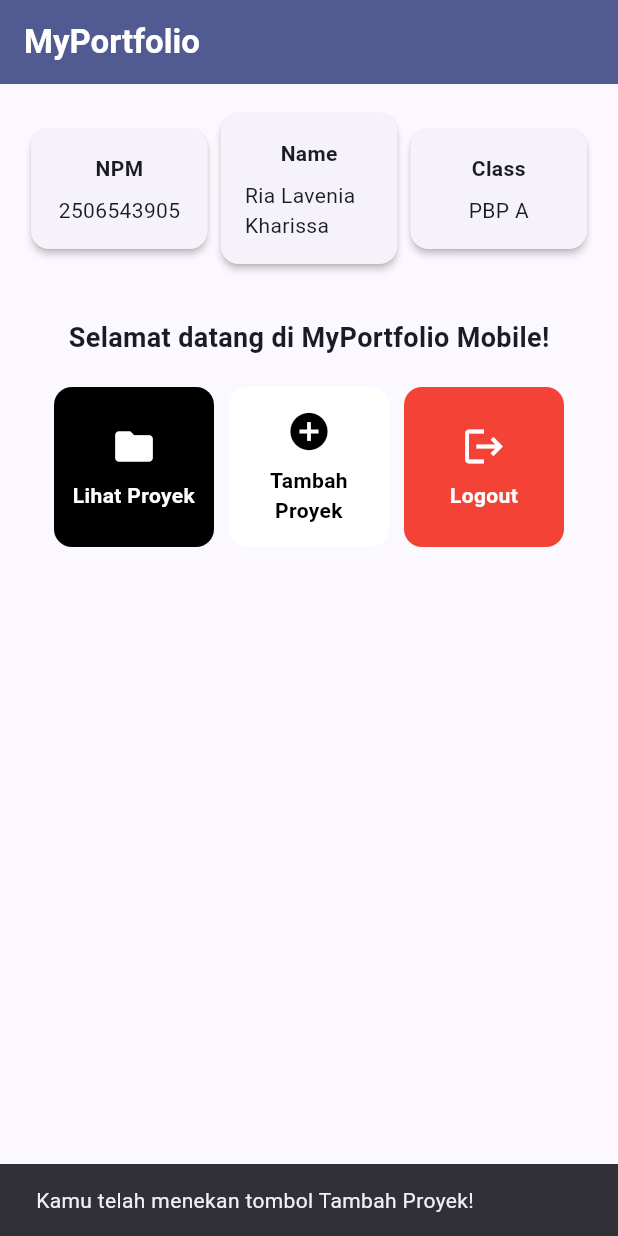
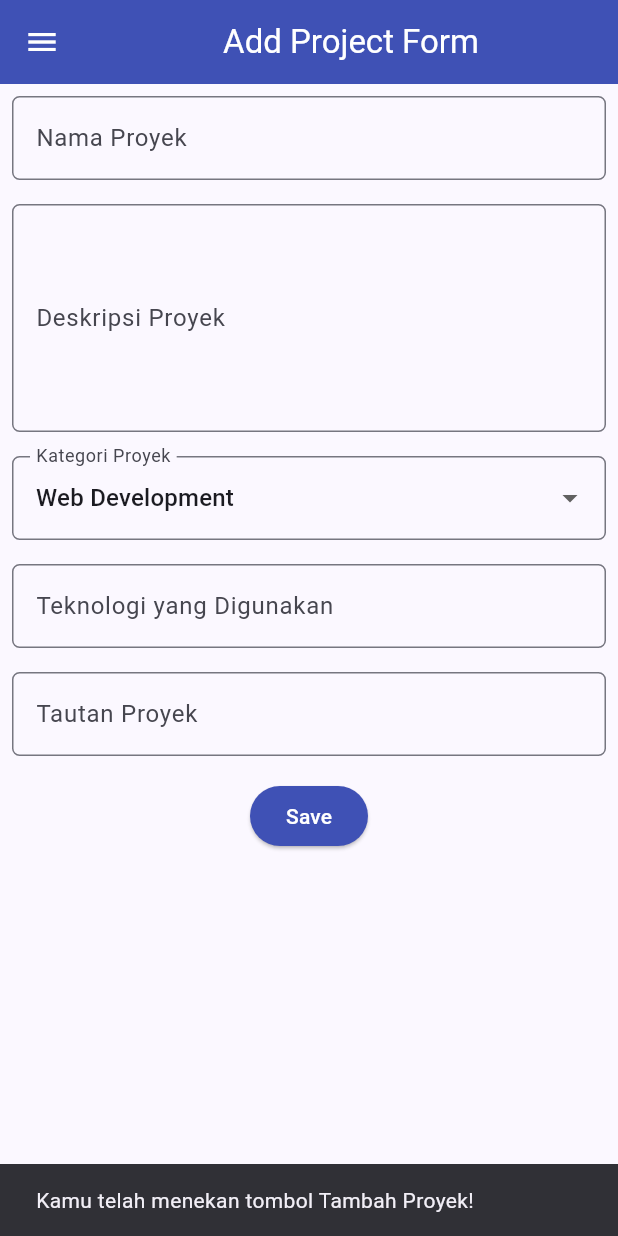
Before and after one commit to mickiepie/myportfolio_mobile, a Flutter app: the screen it shows after launch, after a tap on "Tambah Proyek", on a phone screen of 412 x 824 dp. Run offline on Flutter 3.47's test engine with Material 3 defaults, Android fonts, the phone set to English and light mode, and no system bars.

Commit message:
Tutorial 09: Flutter Navigation, Layouts, Forms, and Input Elements

```diff
--- a/lib/main.dart
+++ b/lib/main.dart
@@ -1,5 +1,5 @@
 import 'package:flutter/material.dart';
-import 'package:myportfolio_mobile/menu.dart';
+import 'package:myportfolio_mobile/screens/menu.dart';
 
 void main() {
   runApp(const MyApp());
--- a/lib/menu.dart
+++ b/lib/screens/menu.dart
@@ -1,15 +1,8 @@
 import 'package:flutter/material.dart';
+import 'package:myportfolio_mobile/widgets/left_drawer.dart';
+import 'package:myportfolio_mobile/widgets/project_card.dart';
 
-// Model tombol menu
-class ItemHomepage {
-  final String name;
-  final IconData icon;
-  final Color color;
-
-  ItemHomepage(this.name, this.icon, this.color);
-}
-
-// Widget Reusable: Kartu Profil Burhan
+// Widget Reusable: Kartu Profil
 class InfoCard extends StatelessWidget {
   final String title;
   final String content;
@@ -32,51 +25,6 @@ class InfoCard extends StatelessWidget {
             const SizedBox(height: 8.0),
             Text(content),
           ],
-        ),
-      ),
-    );
-  }
-}
-
-// Widget Reusable: Kartu Tombol Berikon
-class ItemCard extends StatelessWidget {
-  final ItemHomepage item;
-
-  const ItemCard(this.item, {super.key});
-
-  @override
-  Widget build(BuildContext context) {
-    return Material(
-      color: item.color,
-      borderRadius: BorderRadius.circular(12),
-      child: InkWell(
-        onTap: () {
-          ScaffoldMessenger.of(context)
-            ..hideCurrentSnackBar()
-            ..showSnackBar(
-              SnackBar(content: Text("Kamu telah menekan tombol ${item.name}!")),
-            );
-        },
-        child: Container(
-          padding: const EdgeInsets.all(8),
-          child: Center(
-            child: Column(
-              mainAxisAlignment: MainAxisAlignment.center,
-              children: [
-                Icon(
-                  item.icon,
-                  color: item.name== "Tambah Proyek" ? Colors.black:Colors.white,
-                  size: 30.0,
-                ),
-                const Padding(padding: EdgeInsets.all(4)),
-                Text(
-                  item.name,
-                  textAlign: TextAlign.center,
-                  style: TextStyle(color: item.name == "Tambah Proyek" ? Colors.black : Colors.white, fontWeight: FontWeight.bold,),
-                ),
-              ],
-            ),
-          ),
         ),
       ),
     );
@@ -109,7 +57,9 @@ class MyHomePage extends StatelessWidget {
           ),
         ),
         backgroundColor: Theme.of(context).colorScheme.primary,
+        iconTheme: const IconThemeData(color: Colors.white),
       ),
+      drawer: const LeftDrawer(),
       body: Padding(
         padding: const EdgeInsets.all(16.0),
         child: Column(
--- /dev/null
+++ b/lib/screens/project_form.dart
@@ -0,0 +1,200 @@
+import 'package:flutter/material.dart';
+import 'package:myportfolio_mobile/widgets/left_drawer.dart';
+
+class ProjectFormPage extends StatefulWidget {
+  const ProjectFormPage({super.key});
+
+  @override
+  State<ProjectFormPage> createState() => _ProjectFormPageState();
+}
+
+class _ProjectFormPageState extends State<ProjectFormPage> {
+  final _formKey = GlobalKey<FormState>();
+  String _projectName = "";
+  String _description = "";
+  String _category = "Web Development";
+  String _technologies = "";
+  String _projectLink = "";
+
+  final List<String> _categories = [
+    'Web Development',
+    'Mobile Development',
+    'Machine Learning',
+    'Data Science',
+    'Other',
+  ];
+
+  @override
+  Widget build(BuildContext context) {
+    return Scaffold(
+      appBar: AppBar(
+        title: const Center(
+          child: Text('Add Project Form'),
+        ),
+        backgroundColor: Colors.indigo,
+        foregroundColor: Colors.white,
+      ),
+      drawer: const LeftDrawer(),
+      body: Form(
+        key: _formKey,
+        child: SingleChildScrollView(
+          child: Column(
+            crossAxisAlignment: CrossAxisAlignment.start,
+            children: [
+              Padding(
+                padding: const EdgeInsets.all(8.0),
+                child: TextFormField(
+                  decoration: InputDecoration(
+                    hintText: "Nama Proyek",
+                    labelText: "Nama Proyek",
+                    border: OutlineInputBorder(
+                      borderRadius: BorderRadius.circular(5.0),
+                    ),
+                  ),
+                  onChanged: (String? value) {
+                    setState(() {
+                      _projectName = value!;
+                    });
+                  },
+                  validator: (String? value) {
+                    if (value == null || value.trim().isEmpty) {
+                      return "Nama proyek tidak boleh kosong!";
+                    }
+                    return null;
+                  },
+                ),
+              ),
+              Padding(
+                padding: const EdgeInsets.all(8.0),
+                child: TextFormField(
+                  maxLines: 5,
+                  decoration: InputDecoration(
+                    hintText: "Deskripsi Proyek",
+                    labelText: "Deskripsi Proyek",
+                    border: OutlineInputBorder(
+                      borderRadius: BorderRadius.circular(5.0),
+                    ),
+                  ),
+                  onChanged: (String? value) {
+                    setState(() {
+                      _description = value!;
+                    });
+                  },
+                  validator: (String? value) {
+                    if (value == null || value.trim().isEmpty) {
+                      return "Deskripsi proyek tidak boleh kosong!";
+                    }
+                    return null;
+                  },
+                ),
+              ),
+              Padding(
+                padding: const EdgeInsets.all(8.0),
+                child: DropdownButtonFormField<String>(
+                  decoration: InputDecoration(
+                    labelText: "Kategori Proyek",
+                    border: OutlineInputBorder(
+                      borderRadius: BorderRadius.circular(5.0),
+                    ),
+                  ),
+                  initialValue: _category,
+                  items: _categories.map((category) => DropdownMenuItem(
+                    value: category,
+                    child: Text(category),
+                  )).toList(),
+                  onChanged: (String? newValue) {
+                    setState(() {
+                      _category = newValue!;
+                    });
+                  },
+                ),
+              ),
+              Padding(
+                padding: const EdgeInsets.all(8.0),
+                child: TextFormField(
+                  decoration: InputDecoration(
+                    hintText: "Contoh: Flutter, Django, Figma",
+                    labelText: "Teknologi yang Digunakan",
+                    border: OutlineInputBorder(
+                      borderRadius: BorderRadius.circular(5.0),
+                    ),
+                  ),
+                  onChanged: (String? value) {
+                    setState(() {
+                      _technologies = value!;
+                    });
+                  },
+                ),
+              ),
+              Padding(
+                padding: const EdgeInsets.all(8.0),
+                child: TextFormField(
+                  decoration: InputDecoration(
+                    hintText: "URL Proyek (opsional)",
+                    labelText: "Tautan Proyek",
+                    border: OutlineInputBorder(
+                      borderRadius: BorderRadius.circular(5.0),
+                    ),
+                  ),
+                  onChanged: (String? value) {
+                    setState(() {
+                      _projectLink = value!;
+                    });
+                  },
+                ),
+              ),
+              Align(
+                alignment: Alignment.bottomCenter,
+                child: Padding(
+                  padding: const EdgeInsets.all(8.0),
+                  child: ElevatedButton(
+                    style: ButtonStyle(
+                      backgroundColor: WidgetStateProperty.all(Colors.indigo),
+                    ),
+                    onPressed: () {
+                      if (_formKey.currentState!.validate()) {
+                        showDialog(
+                          context: context,
+                          builder: (context) {
+                            return AlertDialog(
+                              title: const Text('Proyek berhasil ditambahkan!'),
+                              content: SingleChildScrollView(
+                                child: Column(
+                                  crossAxisAlignment: CrossAxisAlignment.start,
+                                  children: [
+                                    Text('Nama Proyek: $_projectName'),
+                                    Text('Deskripsi: $_description'),
+                                    Text('Kategori: $_category'),
+                                    Text('Teknologi: $_technologies'),
+                                    Text('Tautan: $_projectLink'),
+                                  ],
+                                ),
+                              ),
+                              actions: [
+                                TextButton(
+                                  child: const Text('OK'),
+                                  onPressed: () {
+                                    Navigator.pop(context);
+                                    _formKey.currentState!.reset();
+                                  },
+                                ),
+                              ],
+                            );
+                          },
+                        );
+                      }
+                    },
+                    child: const Text(
+                      "Save",
+                      style: TextStyle(color: Colors.white),
+                    ),
+                  ),
+                ),
+              ),
+            ],
+          ),
+        ),
+      ),
+    );
+  }
+}
--- /dev/null
+++ b/lib/widgets/left_drawer.dart
@@ -0,0 +1,67 @@
+import 'package:flutter/material.dart';
+import 'package:myportfolio_mobile/screens/project_form.dart';
+import 'package:myportfolio_mobile/screens/menu.dart';
+
+class LeftDrawer extends StatelessWidget {
+  const LeftDrawer({super.key});
+
+  @override
+  Widget build(BuildContext context) {
+    return Drawer(
+      child: ListView(
+        children: [
+          const DrawerHeader(
+            decoration: BoxDecoration(
+              color: Colors.indigo,
+            ),
+            child: Column(
+              crossAxisAlignment: CrossAxisAlignment.start,
+              children: [
+                Text(
+                  'My Portfolio',
+                  style: TextStyle(
+                    fontSize: 30,
+                    fontWeight: FontWeight.bold,
+                    color: Colors.white,
+                  ),
+                ),
+                SizedBox(height: 10),
+                Text(
+                  'Explore personal projects and experiences!',
+                  style: TextStyle(
+                    fontSize: 15,
+                    color: Colors.white,
+                  ),
+                ),
+              ],
+            ),
+          ),
+          ListTile(
+            leading: const Icon(Icons.home_outlined),
+            title: const Text('Home'),
+            onTap: () {
+              Navigator.pushReplacement(
+                context,
+                MaterialPageRoute(
+                  builder: (context) => MyHomePage(),
+                ),
+              );
+            },
+          ),
+          ListTile(
+            leading: const Icon(Icons.add_circle_outline),
+            title: const Text('Add Project'),
+            onTap: () {
+              Navigator.pushReplacement(
+                context,
+                MaterialPageRoute(
+                  builder: (context) => const ProjectFormPage(),
+                ),
+              );
+            },
+          ),
+        ],
+      ),
+    );
+  }
+}
--- /dev/null
+++ b/lib/widgets/project_card.dart
@@ -0,0 +1,67 @@
+import 'package:flutter/material.dart';
+import 'package:myportfolio_mobile/screens/project_form.dart';
+
+// Model tombol menu
+class ItemHomepage {
+  final String name;
+  final IconData icon;
+  final Color color;
+
+  ItemHomepage(this.name, this.icon, this.color);
+}
+
+// Widget Reusable: Kartu Tombol Berikon
+class ItemCard extends StatelessWidget {
+  final ItemHomepage item;
+
+  const ItemCard(this.item, {super.key});
+
+  @override
+  Widget build(BuildContext context) {
+    return Material(
+      color: item.color,
+      borderRadius: BorderRadius.circular(12),
+      child: InkWell(
+        onTap: () {
+          ScaffoldMessenger.of(context)
+            ..hideCurrentSnackBar()
+            ..showSnackBar(
+              SnackBar(content: Text("Kamu telah menekan tombol ${item.name}!")),
+            );
+          if (item.name == "Tambah Proyek") {
+            Navigator.push(
+              context,
+              MaterialPageRoute(
+                builder: (context) => const ProjectFormPage(),
+              ),
+            );
+          }
+        },
+        child: Container(
+          padding: const EdgeInsets.all(8),
+          child: Center(
+            child: Column(
+              mainAxisAlignment: MainAxisAlignment.center,
+              children: [
+                Icon(
+                  item.icon,
+                  color: item.name == "Tambah Proyek" ? Colors.black : Colors.white,
+                  size: 30.0,
+                ),
+                const Padding(padding: EdgeInsets.all(4)),
+                Text(
+                  item.name,
+                  textAlign: TextAlign.center,
+                  style: TextStyle(
+                    color: item.name == "Tambah Proyek" ? Colors.black : Colors.white,
+                    fontWeight: FontWeight.bold,
+                  ),
+                ),
+              ],
+            ),
+          ),
+        ),
+      ),
+    );
+  }
+}
--- a/pubspec.yaml
+++ b/pubspec.yaml
@@ -34,6 +34,7 @@ dependencies:
   # The following adds the Cupertino Icons font to your application.
   # Use with the CupertinoIcons class for iOS style icons.
   cupertino_icons: ^1.0.8
+  material_ui: ^1.11.1
 
 dev_dependencies:
   flutter_test:
```
Also changed, not shown: pubspec.lock.
